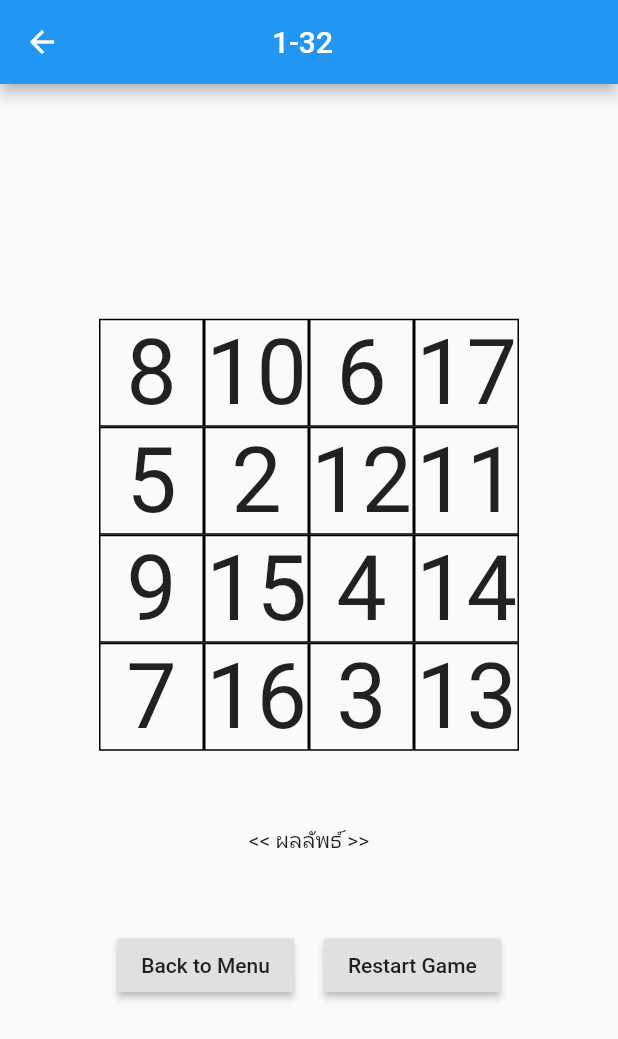
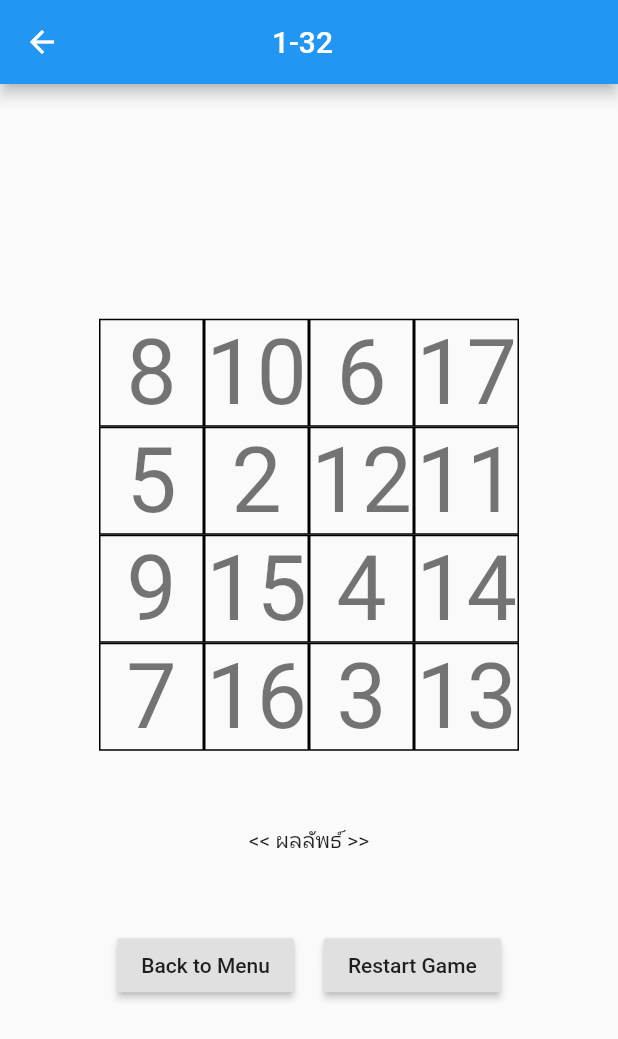
Before and after one commit to 6010613393/braincheck, a Flutter app: the Gamepage screen opened directly, after a tap on an icon or button, on a phone screen of 412 x 824 dp. Shown: the top 1039 px of the screen. Run offline on Flutter 3.47's test engine with Material 2 defaults, Android fonts, the phone set to English and light mode, and no system bars; network calls fail.

Commit message:
change color

```diff
--- a/lib/Page/Gamepage.dart
+++ b/lib/Page/Gamepage.dart
@@ -10,6 +10,7 @@ Random random = new Random();
 
 class _GamepageState extends State<Gamepage> {
   var count = 1;
+  bool pressed = true;
   var result = '<< ผลลัพธ์ >>';
 
   List<List<String>> matrix = [
@@ -126,7 +127,7 @@ class _GamepageState extends State<Gamepage> {
     return GestureDetector(
       onTap: () {
         _afterClicked(i, j, count);
-          if(count==33){
+        if (count == 33) {
           result = "Completed to check 1 to 32!";
         }
       },
@@ -138,10 +139,12 @@ class _GamepageState extends State<Gamepage> {
         child: Center(
             child: Text(
                 matrix[i][j],
-              style: TextStyle(fontSize: 60.0),
+                style: count<=17
+                ? TextStyle(fontSize: 60.0, color: Colors.black54)
+                : TextStyle(fontSize: 60.0, color: Colors.red),
       ),
-          ),
-        ));
+    ),)
+    );
   }
 
   _randomMatrix() {
@@ -225,7 +228,6 @@ class _GamepageState extends State<Gamepage> {
         matrix[i][j] = initmatrix[i][j];
         count++;
       }
-      print(count);
     });
   }
 }
```
Lines whose indentation alone changed are shown as unchanged.
